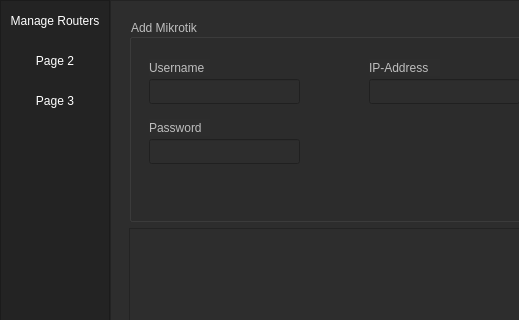
This is UI/ui_main.ui in monico18/LTI-SDN-Controller as Qt 5 draws it before an edit; both pictures show x 0 to 519 and y 0 to 320 of the 1000 by 547 pixel window. The edited form follows.
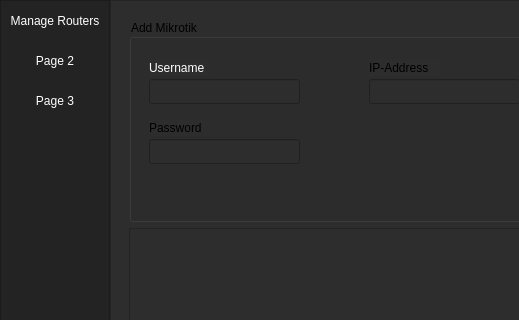
This is the edited form.

What changed in the file:
```diff
--- a/UI/ui_main.ui
+++ b/UI/ui_main.ui
@@ -404,7 +404,7 @@
        <item>
         <widget class="QFrame" name="frame_pages">
          <property name="enabled">
-          <bool>false</bool>
+          <bool>true</bool>
          </property>
          <property name="frameShape">
           <enum>QFrame::StyledPanel</enum>
@@ -419,14 +419,14 @@
           <item>
            <widget class="QStackedWidget" name="stackedWidget">
             <property name="enabled">
-             <bool>false</bool>
+             <bool>true</bool>
             </property>
             <property name="currentIndex">
              <number>0</number>
             </property>
             <widget class="QWidget" name="page_1">
              <property name="enabled">
-              <bool>false</bool>
+              <bool>true</bool>
              </property>
              <property name="layoutDirection">
               <enum>Qt::LeftToRight</enum>
@@ -438,7 +438,7 @@
               <item>
                <widget class="QGroupBox" name="groupBox">
                 <property name="enabled">
-                 <bool>false</bool>
+                 <bool>true</bool>
                 </property>
                 <property name="sizePolicy">
                  <sizepolicy hsizetype="Preferred" vsizetype="MinimumExpanding">
@@ -461,6 +461,178 @@
                    <height>17</height>
                   </rect>
                  </property>
+                 <property name="palette">
+                  <palette>
+                   <active>
+                    <colorrole role="WindowText">
+                     <brush brushstyle="SolidPattern">
+                      <color alpha="255">
+                       <red>255</red>
+                       <green>255</green>
+                       <blue>255</blue>
+                      </color>
+                     </brush>
+                    </colorrole>
+                    <colorrole role="Button">
+                     <brush brushstyle="SolidPattern">
+                      <color alpha="255">
+                       <red>45</red>
+                       <green>45</green>
+                       <blue>45</blue>
+                      </color>
+                     </brush>
+                    </colorrole>
+                    <colorrole role="Text">
+                     <brush brushstyle="SolidPattern">
+                      <color alpha="255">
+                       <red>255</red>
+                       <green>255</green>
+                       <blue>255</blue>
+                      </color>
+                     </brush>
+                    </colorrole>
+                    <colorrole role="ButtonText">
+                     <brush brushstyle="SolidPattern">
+                      <color alpha="255">
+                       <red>255</red>
+                       <green>255</green>
+                       <blue>255</blue>
+                      </color>
+                     </brush>
+                    </colorrole>
+                    <colorrole role="Base">
+                     <brush brushstyle="SolidPattern">
+                      <color alpha="255">
+                       <red>255</red>
+                       <green>255</green>
+                       <blue>255</blue>
+                      </color>
+                     </brush>
+                    </colorrole>
+                    <colorrole role="Window">
+                     <brush brushstyle="SolidPattern">
+                      <color alpha="255">
+                       <red>255</red>
+                       <green>255</green>
+                       <blue>255</blue>
+                      </color>
+                     </brush>
+                    </colorrole>
+                   </active>
+                   <inactive>
+                    <colorrole role="WindowText">
+                     <brush brushstyle="SolidPattern">
+                      <color alpha="255">
+                       <red>255</red>
+                       <green>255</green>
+                       <blue>255</blue>
+                      </color>
+                     </brush>
+                    </colorrole>
+                    <colorrole role="Button">
+                     <brush brushstyle="SolidPattern">
+                      <color alpha="255">
+                       <red>45</red>
+                       <green>45</green>
+                       <blue>45</blue>
+                      </color>
+                     </brush>
+                    </colorrole>
+                    <colorrole role="Text">
+                     <brush brushstyle="SolidPattern">
+                      <color alpha="255">
+                       <red>255</red>
+                       <green>255</green>
+                       <blue>255</blue>
+                      </color>
+                     </brush>
+                    </colorrole>
+                    <colorrole role="ButtonText">
+                     <brush brushstyle="SolidPattern">
+                      <color alpha="255">
+                       <red>255</red>
+                       <green>255</green>
+                       <blue>255</blue>
+                      </color>
+                     </brush>
+                    </colorrole>
+                    <colorrole role="Base">
+                     <brush brushstyle="SolidPattern">
+                      <color alpha="255">
+                       <red>255</red>
+                       <green>255</green>
+                       <blue>255</blue>
+                      </color>
+                     </brush>
+                    </colorrole>
+                    <colorrole role="Window">
+                     <brush brushstyle="SolidPattern">
+                      <color alpha="255">
+                       <red>255</red>
+                       <green>255</green>
+                       <blue>255</blue>
+                      </color>
+                     </brush>
+                    </colorrole>
+                   </inactive>
+                   <disabled>
+                    <colorrole role="WindowText">
+                     <brush brushstyle="SolidPattern">
+                      <color alpha="255">
+                       <red>120</red>
+                       <green>120</green>
+                       <blue>120</blue>
+                      </color>
+                     </brush>
+                    </colorrole>
+                    <colorrole role="Button">
+                     <brush brushstyle="SolidPattern">
+                      <color alpha="255">
+                       <red>45</red>
+                       <green>45</green>
+                       <blue>45</blue>
+                      </color>
+                     </brush>
+                    </colorrole>
+                    <colorrole role="Text">
+                     <brush brushstyle="SolidPattern">
+                      <color alpha="255">
+                       <red>120</red>
+                       <green>120</green>
+                       <blue>120</blue>
+                      </color>
+                     </brush>
+                    </colorrole>
+                    <colorrole role="ButtonText">
+                     <brush brushstyle="SolidPattern">
+                      <color alpha="255">
+                       <red>120</red>
+                       <green>120</green>
+                       <blue>120</blue>
+                      </color>
+                     </brush>
+                    </colorrole>
+                    <colorrole role="Base">
+                     <brush brushstyle="SolidPattern">
+                      <color alpha="255">
+                       <red>255</red>
+                       <green>255</green>
+                       <blue>255</blue>
+                      </color>
+                     </brush>
+                    </colorrole>
+                    <colorrole role="Window">
+                     <brush brushstyle="SolidPattern">
+                      <color alpha="255">
+                       <red>255</red>
+                       <green>255</green>
+                       <blue>255</blue>
+                      </color>
+                     </brush>
+                    </colorrole>
+                   </disabled>
+                  </palette>
+                 </property>
                  <property name="text">
                   <string>Username</string>
                  </property>
```
Left out of the diff: 178 changed lines with no effect on the pictures.
